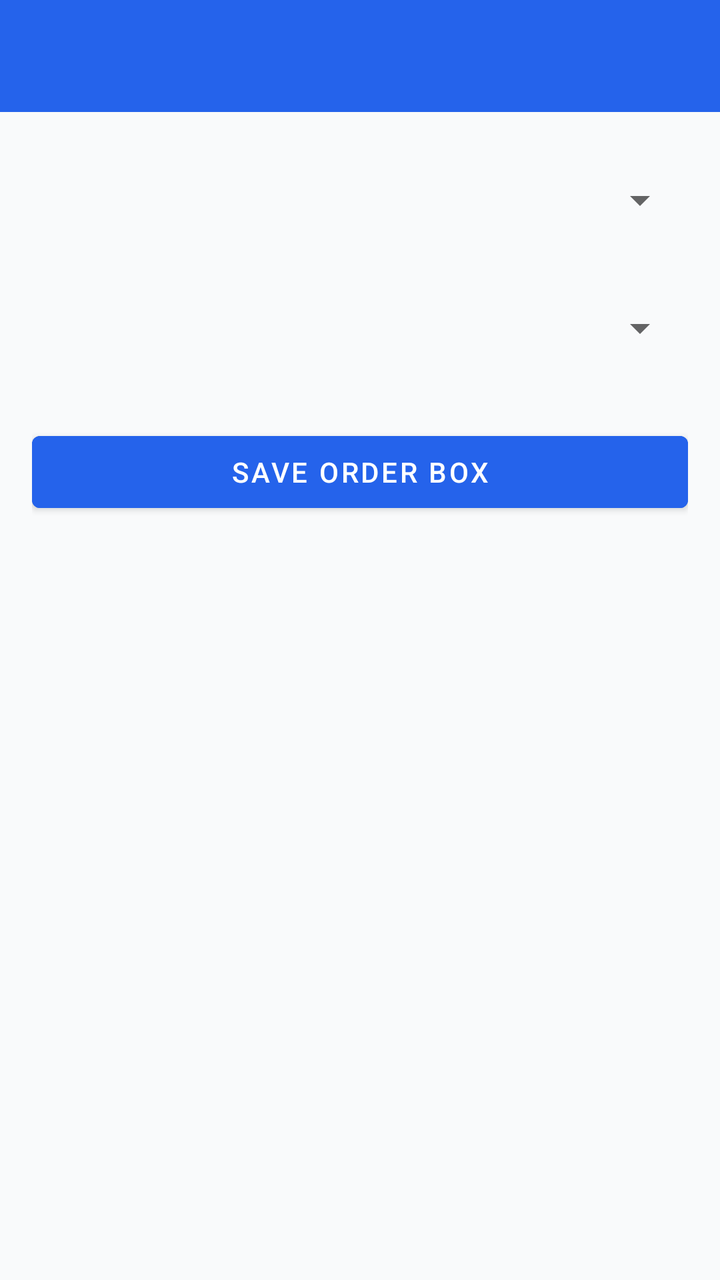
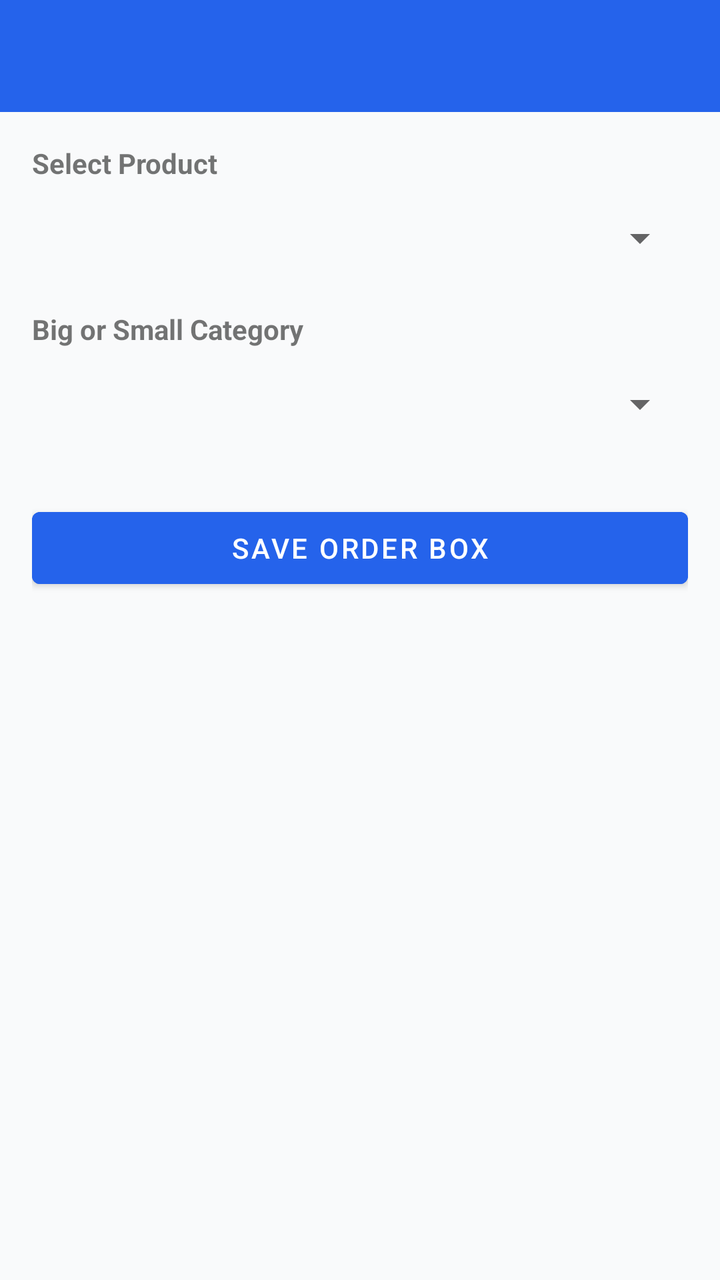

Two renders of the same Android screen: before a commit and after it. Below are the layout's source before the change and the commit's diff.
<!-- AndroidManifest.xml: application theme Theme.MaterialComponents.DayNight.NoActionBar -->
<!-- res/layout/activity_main.xml -->
<?xml version="1.0" encoding="utf-8"?>
<LinearLayout xmlns:android="http://schemas.android.com/apk/res/android"
    android:layout_width="match_parent"
    android:layout_height="match_parent"
    android:orientation="vertical"
    android:background="#F9FAFB">

    <androidx.appcompat.widget.Toolbar
        android:id="@+id/toolbar"
        android:layout_width="match_parent"
        android:layout_height="?attr/actionBarSize"
        android:background="#2563EB"
        android:theme="@style/ThemeOverlay.AppCompat.Dark.ActionBar"
        android:title="Product Manager"
        android:titleTextColor="#FFFFFF" />

    <ScrollView
        android:layout_width="match_parent"
        android:layout_height="match_parent"
        android:padding="16dp">

        <LinearLayout
            android:layout_width="match_parent"
            android:layout_height="wrap_content"
            android:orientation="vertical">

            
            <LinearLayout
                android:id="@+id/layoutHome"
                android:layout_width="match_parent"
                android:layout_height="wrap_content"
                android:orientation="vertical">

                <TextView android:text="Select Product" android:textStyle="bold" android:layout_marginBottom="4dp"/>
                <Spinner
                    android:id="@+id/spinnerHomeProduct"
                    android:layout_width="match_parent"
                    android:layout_height="48dp"
                    android:layout_marginBottom="12dp"/>

                <TextView android:text="Big or Small Category" android:textStyle="bold" android:layout_marginBottom="4dp"/>
                <Spinner
                    android:id="@+id/spinnerCategory"
                    android:layout_width="match_parent"
                    android:layout_height="48dp"
                    android:layout_marginBottom="12dp"/>

                <LinearLayout
                    android:id="@+id/layoutOrderInputs"
                    android:layout_width="match_parent"
                    android:layout_height="wrap_content"
                    android:orientation="vertical"
                    android:layout_marginBottom="12dp"/>

                <Button
                    android:id="@+id/btnSaveOrder"
                    android:layout_width="match_parent"
                    android:layout_height="wrap_content"
                    android:text="Save Order Box"
                    android:backgroundTint="#2563EB"
                    android:textColor="#FFFFFF"/>

                <LinearLayout
                    android:id="@+id/layoutSavedBoxes"
                    android:layout_width="match_parent"
                    android:layout_height="wrap_content"
                    android:orientation="vertical"
                    android:layout_marginTop="16dp"/>
            </LinearLayout>

            
            <LinearLayout
                android:id="@+id/layoutProductConfig"
                android:layout_width="match_parent"
                android:layout_height="wrap_content"
                android:orientation="vertical"
                android:visibility="gone">

                <TextView android:text="Product Name" android:textStyle="bold" android:layout_marginBottom="4dp"/>
                <EditText
                    android:id="@+id/etProductName"
                    android:layout_width="match_parent"
                    android:layout_height="wrap_content"
                    android:hint="Enter Product Name"
                    android:layout_marginBottom="12dp"/>

                <TextView android:text="Product Sizes" android:textStyle="bold" android:layout_marginBottom="4dp"/>
                <LinearLayout
                    android:id="@+id/layoutSizeRows"
                    android:layout_width="match_parent"
                    android:layout_height="wrap_content"
                    android:orientation="vertical"
                    android:layout_marginBottom="8dp"/>

                <Button
                    android:id="@+id/btnAddSize"
                    android:layout_width="wrap_content"
                    android:layout_height="wrap_content"
                    android:text="+ Add Size"
                    android:backgroundTint="#10B981"
                    android:textColor="#FFFFFF"
                    android:layout_marginBottom="16dp"/>

                <TextView android:text="Big Sizes Range" android:textStyle="bold" android:layout_marginBottom="4dp"/>
                <LinearLayout
                    android:layout_width="match_parent"
                    android:layout_height="wrap_content"
                    android:orientation="horizontal"
                    android:layout_marginBottom="12dp">
                    <EditText
                        android:id="@+id/etBigFrom"
                        android:layout_width="0dp"
                        android:layout_height="wrap_content"
                        android:layout_weight="1"
                        android:hint="Size From"/>
                    <EditText
                        android:id="@+id/etBigTo"
                        android:layout_width="0dp"
                        android:layout_height="wrap_content"
                        android:layout_weight="1"
                        android:hint="Size To"/>
                </LinearLayout>

                <TextView android:text="Small Sizes Range" android:textStyle="bold" android:layout_marginBottom="4dp"/>
                <LinearLayout
                    android:layout_width="match_parent"
                    android:layout_height="wrap_content"
                    android:orientation="horizontal"
                    android:layout_marginBottom="16dp">
                    <EditText
                        android:id="@+id/etSmallFrom"
                        android:layout_width="0dp"
                        android:layout_height="wrap_content"
                        android:layout_weight="1"
                        android:hint="Size From"/>
                    <EditText
                        android:id="@+id/etSmallTo"
                        android:layout_width="0dp"
                        android:layout_height="wrap_content"
                        android:layout_weight="1"
                        android:hint="Size To"/>
                </LinearLayout>

                <Button
                    android:id="@+id/btnSaveProduct"
                    android:layout_width="match_parent"
                    android:layout_height="wrap_content"
                    android:text="Save Product"
                    android:backgroundTint="#2563EB"
                    android:textColor="#FFFFFF"/>
            </LinearLayout>

            
            <LinearLayout
                android:id="@+id/layoutProductRates"
                android:layout_width="match_parent"
                android:layout_height="wrap_content"
                android:orientation="vertical"
                android:visibility="gone">

                <TextView android:text="Select Product" android:textStyle="bold" android:layout_marginBottom="4dp"/>
                <Spinner
                    android:id="@+id/spinnerRateProduct"
                    android:layout_width="match_parent"
                    android:layout_height="48dp"
                    android:layout_marginBottom="12dp"/>

                <TextView
                    android:id="@+id/tvBigRateLabel"
                    android:text="Big Product Rates"
                    android:textStyle="bold"
                    android:layout_marginBottom="4dp"/>
                <EditText
                    android:id="@+id/etBigRate"
                    android:layout_width="match_parent"
                    android:layout_height="wrap_content"
                    android:inputType="numberDecimal"
                    android:layout_marginBottom="12dp"/>

                <TextView
                    android:id="@+id/tvSmallRateLabel"
                    android:text="Small Product Rates"
                    android:textStyle="bold"
                    android:layout_marginBottom="4dp"/>
                <EditText
                    android:id="@+id/etSmallRate"
                    android:layout_width="match_parent"
                    android:layout_height="wrap_content"
                    android:inputType="numberDecimal"
                    android:layout_marginBottom="16dp"/>

                <Button
                    android:id="@+id/btnSaveRates"
                    android:layout_width="match_parent"
                    android:layout_height="wrap_content"
                    android:text="Save Rates"
                    android:backgroundTint="#2563EB"
                    android:textColor="#FFFFFF"/>
            </LinearLayout>

        </LinearLayout>
    </ScrollView>
</LinearLayout>
<!-- resources referenced by this layout -->
<resources>

</resources>

<!-- the commit's change to res/layout/activity_main.xml (unified diff, before → after) -->
@@ -31,14 +31,24 @@
                 android:layout_height="wrap_content"
                 android:orientation="vertical">
 
-                <TextView android:text="Select Product" android:textStyle="bold" android:layout_marginBottom="4dp"/>
+                <TextView 
+                    android:layout_width="wrap_content"
+                    android:layout_height="wrap_content"
+                    android:text="Select Product" 
+                    android:textStyle="bold" 
+                    android:layout_marginBottom="4dp"/>
                 <Spinner
                     android:id="@+id/spinnerHomeProduct"
                     android:layout_width="match_parent"
                     android:layout_height="48dp"
                     android:layout_marginBottom="12dp"/>
 
-                <TextView android:text="Big or Small Category" android:textStyle="bold" android:layout_marginBottom="4dp"/>
+                <TextView 
+                    android:layout_width="wrap_content"
+                    android:layout_height="wrap_content"
+                    android:text="Big or Small Category" 
+                    android:textStyle="bold" 
+                    android:layout_marginBottom="4dp"/>
                 <Spinner
                     android:id="@+id/spinnerCategory"
                     android:layout_width="match_parent"
@@ -76,7 +86,12 @@
                 android:orientation="vertical"
                 android:visibility="gone">
 
-                <TextView android:text="Product Name" android:textStyle="bold" android:layout_marginBottom="4dp"/>
+                <TextView 
+                    android:layout_width="wrap_content"
+                    android:layout_height="wrap_content"
+                    android:text="Product Name" 
+                    android:textStyle="bold" 
+                    android:layout_marginBottom="4dp"/>
                 <EditText
                     android:id="@+id/etProductName"
                     android:layout_width="match_parent"
@@ -84,7 +99,12 @@
                     android:hint="Enter Product Name"
                     android:layout_marginBottom="12dp"/>
 
-                <TextView android:text="Product Sizes" android:textStyle="bold" android:layout_marginBottom="4dp"/>
+                <TextView 
+                    android:layout_width="wrap_content"
+                    android:layout_height="wrap_content"
+                    android:text="Product Sizes" 
+                    android:textStyle="bold" 
+                    android:layout_marginBottom="4dp"/>
                 <LinearLayout
                     android:id="@+id/layoutSizeRows"
                     android:layout_width="match_parent"
@@ -101,7 +121,12 @@
                     android:textColor="#FFFFFF"
                     android:layout_marginBottom="16dp"/>
 
-                <TextView android:text="Big Sizes Range" android:textStyle="bold" android:layout_marginBottom="4dp"/>
+                <TextView 
+                    android:layout_width="wrap_content"
+                    android:layout_height="wrap_content"
+                    android:text="Big Sizes Range" 
+                    android:textStyle="bold" 
+                    android:layout_marginBottom="4dp"/>
                 <LinearLayout
                     android:layout_width="match_parent"
                     android:layout_height="wrap_content"
@@ -121,7 +146,12 @@
                         android:hint="Size To"/>
                 </LinearLayout>
 
-                <TextView android:text="Small Sizes Range" android:textStyle="bold" android:layout_marginBottom="4dp"/>
+                <TextView 
+                    android:layout_width="wrap_content"
+                    android:layout_height="wrap_content"
+                    android:text="Small Sizes Range" 
+                    android:textStyle="bold" 
+                    android:layout_marginBottom="4dp"/>
                 <LinearLayout
                     android:layout_width="match_parent"
                     android:layout_height="wrap_content"
@@ -158,7 +188,12 @@
                 android:orientation="vertical"
                 android:visibility="gone">
 
-                <TextView android:text="Select Product" android:textStyle="bold" android:layout_marginBottom="4dp"/>
+                <TextView 
+                    android:layout_width="wrap_content"
+                    android:layout_height="wrap_content"
+                    android:text="Select Product" 
+                    android:textStyle="bold" 
+                    android:layout_marginBottom="4dp"/>
                 <Spinner
                     android:id="@+id/spinnerRateProduct"
                     android:layout_width="match_parent"
@@ -167,6 +202,8 @@
 
                 <TextView
                     android:id="@+id/tvBigRateLabel"
+                    android:layout_width="wrap_content"
+                    android:layout_height="wrap_content"
                     android:text="Big Product Rates"
                     android:textStyle="bold"
                     android:layout_marginBottom="4dp"/>
@@ -179,6 +216,8 @@
 
                 <TextView
                     android:id="@+id/tvSmallRateLabel"
+                    android:layout_width="wrap_content"
+                    android:layout_height="wrap_content"
                     android:text="Small Product Rates"
                     android:textStyle="bold"
                     android:layout_marginBottom="4dp"/>
